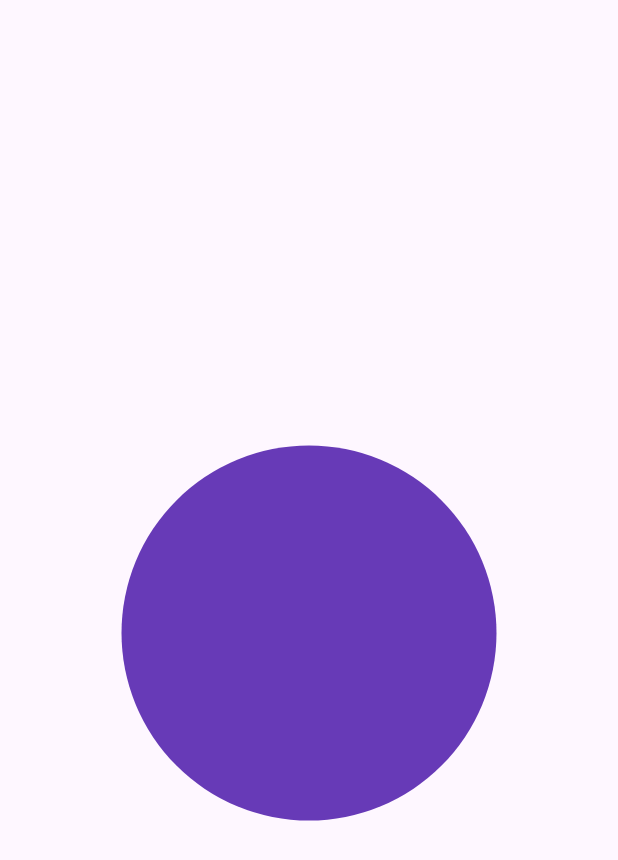
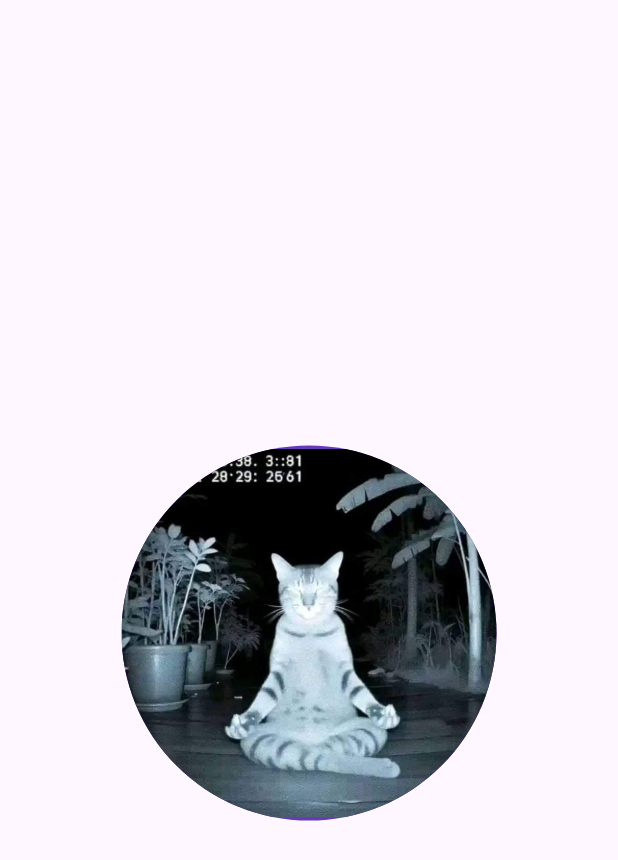
Before and after one commit to IhzaAnasrulloh/KB1179-1123150007-uts, a Flutter app: the screen it shows after launch, on a phone screen of 412 x 824 dp. Shown: the top 860 px of the screen. Run offline on Flutter 3.47's test engine with Material 3 defaults, Android fonts, the phone set to English and light mode, and no system bars.

Commit message:
menambahkan gambar ke dalam bulatan

```diff
--- a/lib/Screen/splash_screen_1.dart
+++ b/lib/Screen/splash_screen_1.dart
@@ -16,7 +16,10 @@ class MySplashScreen extends StatelessWidget {
               height: 250,
               decoration: BoxDecoration(
                 shape: BoxShape.circle,
-                color: Colors.deepPurple
+                color: Colors.deepPurple,
+                image: DecorationImage(
+                  image: AssetImage("assets/images/jawir.jpg")
+                )
               ),
             )
           ],
--- a/pubspec.yaml
+++ b/pubspec.yaml
@@ -56,6 +56,10 @@ flutter:
   # included with your application, so that you can use the icons in
   # the material Icons class.
   uses-material-design: true
+  assets:
+    - assets/images/jawir.jpg
+    - assets/images/penjawaan.jpg
+    - assets/images/penjawiri.jpg
 
   # To add assets to your application, add an assets section, like this:
   # assets:
```
